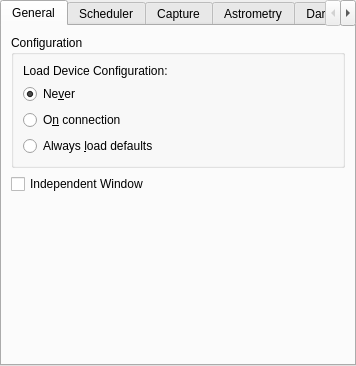
Qt form kstars/ekos/opsekos.ui (KDE/kstars) before a commit.
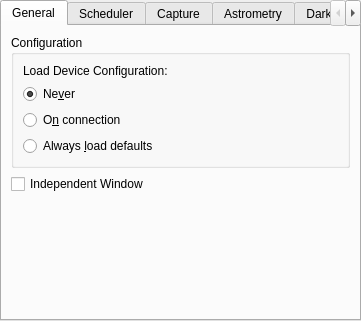
The same form after that commit.

```diff
--- a/kstars/ekos/opsekos.ui
+++ b/kstars/ekos/opsekos.ui
@@ -6,8 +6,8 @@
    <rect>
     <x>0</x>
     <y>0</y>
-    <width>356</width>
-    <height>366</height>
+    <width>361</width>
+    <height>321</height>
    </rect>
   </property>
   <property name="windowTitle">
```
Left out of the diff: 102 changed lines with no effect on the pictures.
